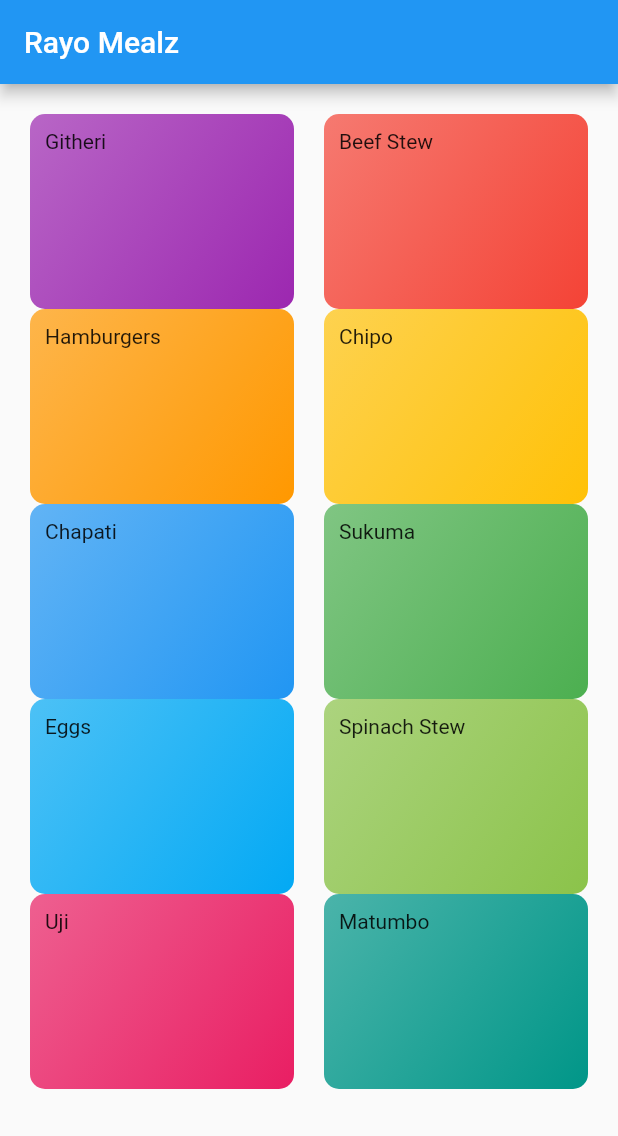
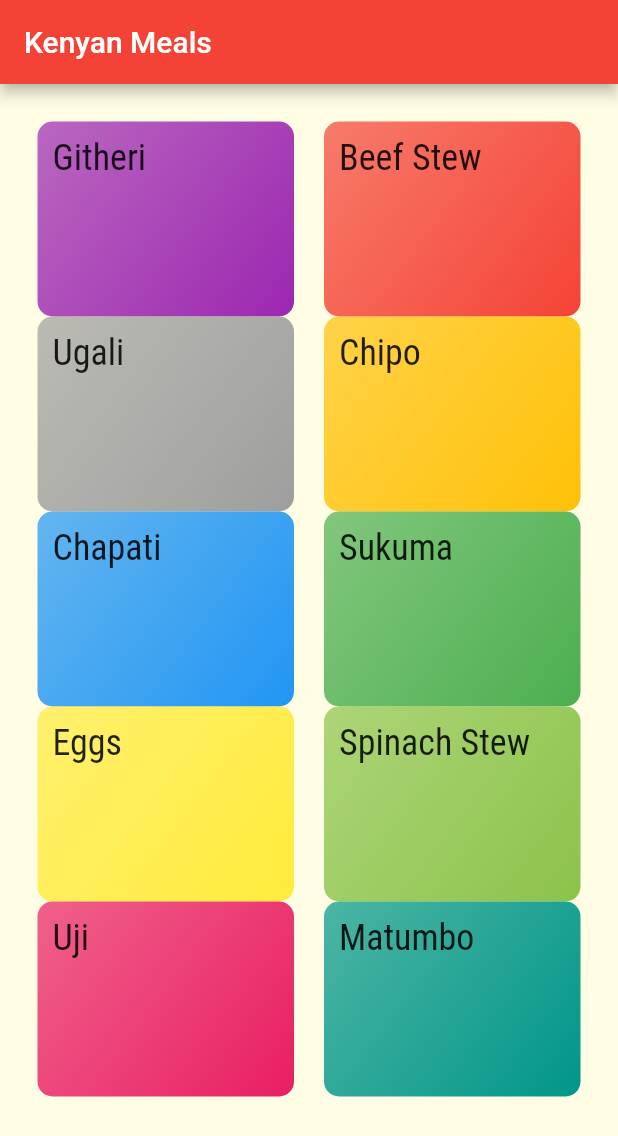
Before and after one commit to notrayo/recipes-app, a Flutter app: the screen it shows after launch, on a phone screen of 412 x 824 dp. Shown: the top 1136 px of the screen. Run offline on Flutter 3.47's test engine with Material 2 defaults, Android fonts, the phone set to English and light mode, and no system bars.

Commit message:
changed theme and added custom fonts

```diff
--- a/lib/categories_screen.dart
+++ b/lib/categories_screen.dart
@@ -10,9 +10,9 @@ class CategoriesScreen extends StatelessWidget {
   @override
   Widget build(BuildContext context) {
     return Scaffold(
-      appBar: AppBar(title: const Text('Rayo Mealz')),
+      appBar: AppBar(title: const Text('Kenyan Meals')),
       body: GridView(
-          padding: EdgeInsets.all(20),
+          padding: const EdgeInsets.all(25),
           gridDelegate: const SliverGridDelegateWithMaxCrossAxisExtent(
               maxCrossAxisExtent: 300,
               childAspectRatio: 3 / 2,
--- a/lib/category_item.dart
+++ b/lib/category_item.dart
@@ -26,7 +26,9 @@ class CategoryItem extends StatelessWidget {
           ),
           borderRadius: BorderRadius.circular(10),
         ),
-      child: Text(title),
-    );
+        child: Text(
+          title,
+          style: Theme.of(context).textTheme.titleMedium,
+        ));
   }
 }
--- a/lib/dummy_data_categories.dart
+++ b/lib/dummy_data_categories.dart
@@ -15,8 +15,8 @@ const dummyCategories = [
   ),
   Category(
     id: 'c3',
-    title: 'Hamburgers',
-    color: Colors.orange,
+    title: 'Ugali',
+    color: Colors.grey,
   ),
   Category(
     id: 'c4',
@@ -36,7 +36,7 @@ const dummyCategories = [
   Category(
     id: 'c7',
     title: 'Eggs',
-    color: Colors.lightBlue,
+    color: Colors.yellow,
   ),
   Category(
     id: 'c8',
--- a/lib/main.dart
+++ b/lib/main.dart
@@ -13,10 +13,16 @@ class MyApp extends StatelessWidget {
   @override
   Widget build(BuildContext context) {
     return MaterialApp(
-      title: 'MealsRecipEZ',
+      title: 'MealsRecipEZZ',
       theme: ThemeData(
-        primarySwatch: Colors.blue,
-      ),
+          primarySwatch: Colors.red,
+          accentColor: Colors.amber,
+          canvasColor: Color.fromRGBO(255, 254, 229, 1),
+          fontFamily: 'Raleway',
+          textTheme: ThemeData.light().textTheme.copyWith(
+              bodyLarge: TextStyle(color: Color.fromRGBO(20, 51, 51, 1)),
+              titleMedium:
+                  TextStyle(fontSize: 24, fontFamily: 'RobotoCondensed'))),
       home: const CategoriesScreen(),
     );
   }
```
Also changed, not shown: pubspec.yaml (+17 -12 lines), assets/fonts/Raleway-Black.ttf (added), assets/fonts/Raleway-Bold.ttf (added), assets/fonts/Raleway-Regular.ttf (added), assets/fonts/RobotoCondensed-Bold.ttf (added), assets/fonts/RobotoCondensed-Italic.ttf (added), assets/fonts/RobotoCondensed-Light.ttf (added), assets/fonts/RobotoCondensed-Regular.ttf (added). Lines whose indentation alone changed are shown as unchanged.
